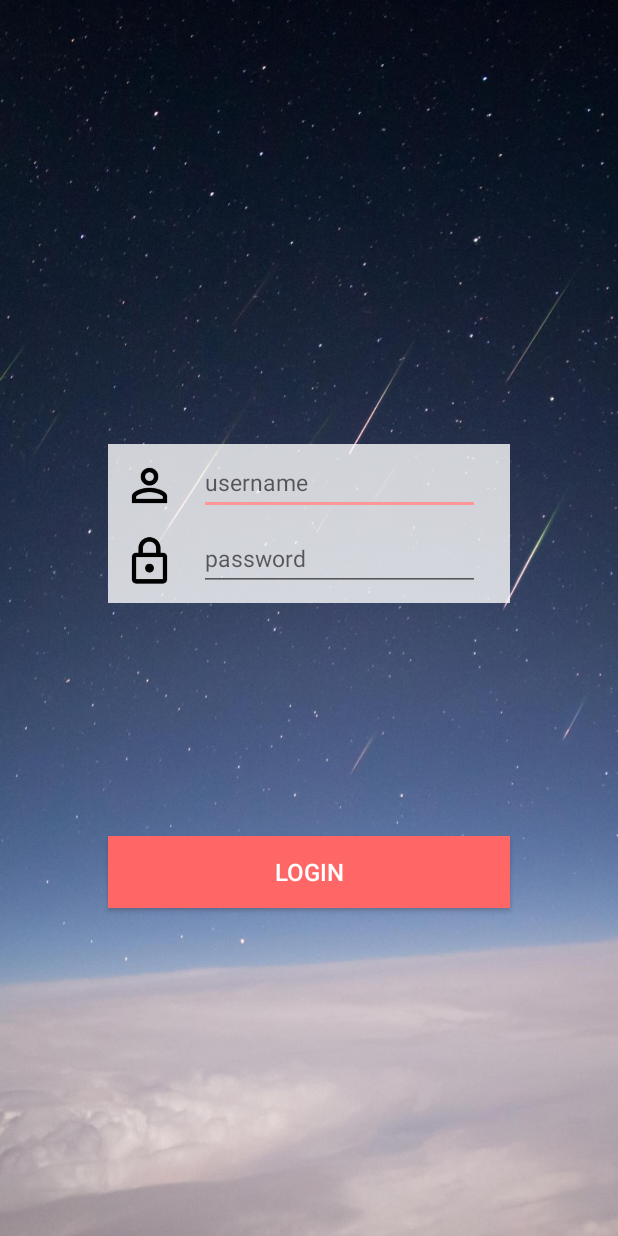
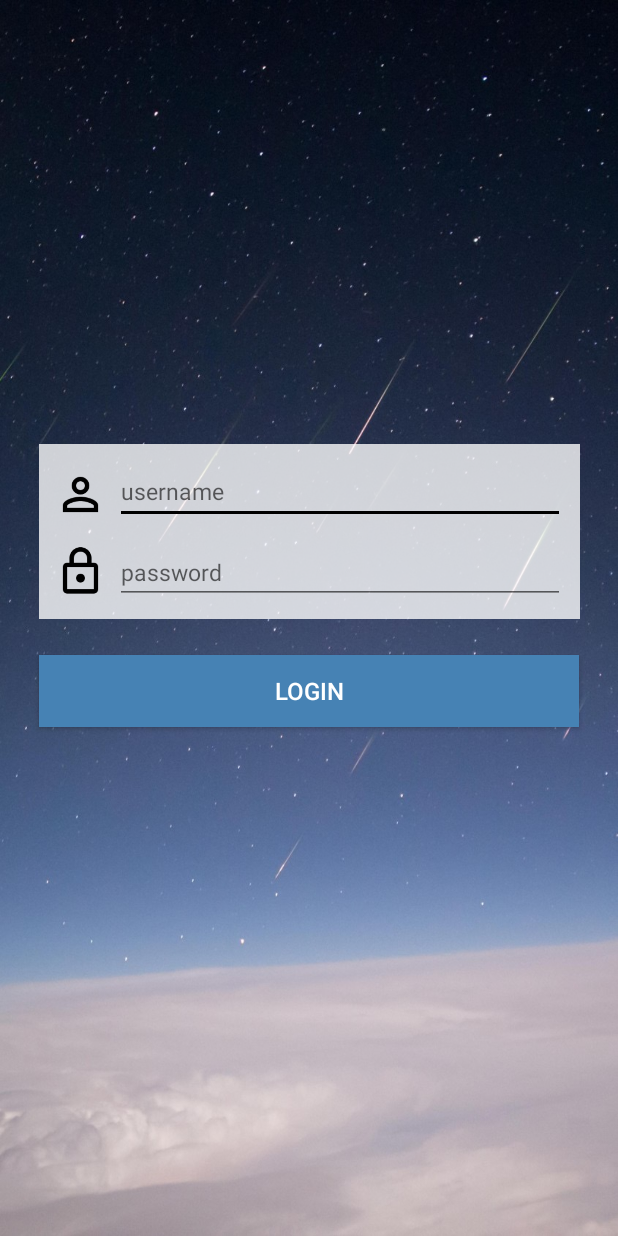
Before and after one commit to richardyjtian/memory-frame, an Android app: the SecondActivity screen opened directly, with no data from a screen before it, on a phone screen of 412 x 824 dp. Run offline under Robolectric (Android 15) with nearby library versions, the phone set to English and light mode, and no system bars.

Commit message:
changed color

```diff
--- a/GUI/frame/app/src/main/java/com/example/frame/SecondActivity.java
+++ b/GUI/frame/app/src/main/java/com/example/frame/SecondActivity.java
@@ -29,7 +29,7 @@ public class SecondActivity extends AppCompatActivity {
     float downX, downY;
     float screenWidth, screenHeight;
 
-    EditText username, password;
+    EditText username;
 
     @Override
     protected void onCreate(Bundle savedInstanceState) {
@@ -44,12 +44,10 @@ public class SecondActivity extends AppCompatActivity {
 
         View v1 = findViewById(R.id.bg2);
         v1.getBackground().setAlpha(200);
-        View v2 = findViewById(R.id.bgpwd);
-        v2.getBackground().setAlpha(200);
+
 
         loginBtn = (Button) findViewById(R.id.loginButton);
         username = (EditText) findViewById(R.id.username);
-        password = (EditText) findViewById(R.id.password);
 
         loginBtn.setOnClickListener(new View.OnClickListener() {
             @Override
@@ -67,13 +65,6 @@ public class SecondActivity extends AppCompatActivity {
             }
         });
 
-        username.setOnEditorActionListener(new TextView.OnEditorActionListener(){
-
-            @Override
-            public boolean onEditorAction(TextView v, int actionId, KeyEvent event) {
-                return (event.getKeyCode() == KeyEvent.KEYCODE_ENTER);
-            }
-        });
 
     }
 
--- a/GUI/frame/app/src/main/res/layout/activity_register.xml
+++ b/GUI/frame/app/src/main/res/layout/activity_register.xml
@@ -12,9 +12,8 @@
         xmlns:app="http://schemas.android.com/apk/res-auto"
         xmlns:tools="http://schemas.android.com/tools"
         android:id="@+id/bg4"
-        android:layout_width="0dp"
+        android:layout_width="wrap_content"
         android:layout_height="wrap_content"
-        app:layout_constraintWidth_percent="0.65"
         android:layout_marginTop="296dp"
         android:background="#FFFFFF"
         android:gravity="center"
@@ -122,11 +121,10 @@
 
     <Button
         android:id="@+id/submitButton"
-        android:layout_width="0dp"
+        android:layout_width="360dp"
         android:layout_height="48dp"
-        app:layout_constraintWidth_percent="0.65"
         android:layout_marginTop="24dp"
-        android:background="#FF6666"
+        android:background="#4682B4"
         android:text="SUBMIT"
         android:textSize="16sp"
         android:textColor="#FFFFFF"
--- a/GUI/frame/app/src/main/res/layout/activity_second.xml
+++ b/GUI/frame/app/src/main/res/layout/activity_second.xml
@@ -1,19 +1,20 @@
 <?xml version="1.0" encoding="utf-8"?>
-<android.support.constraint.ConstraintLayout xmlns:android="http://schemas.android.com/apk/res/android"
+<android.support.constraint.ConstraintLayout
+    xmlns:android="http://schemas.android.com/apk/res/android"
     xmlns:app="http://schemas.android.com/apk/res-auto"
     xmlns:tools="http://schemas.android.com/tools"
     android:id="@+id/bg"
+    android:orientation="vertical"
     android:layout_width="match_parent"
     android:layout_height="match_parent"
     android:background="@drawable/lbackground"
-    android:orientation="vertical"
     tools:context=".SecondActivity">
 
     <android.support.constraint.ConstraintLayout xmlns:android="http://schemas.android.com/apk/res/android"
         xmlns:app="http://schemas.android.com/apk/res-auto"
         xmlns:tools="http://schemas.android.com/tools"
         android:id="@+id/bg2"
-        android:layout_width="0dp"
+        android:layout_width="wrap_content"
         android:layout_height="wrap_content"
         android:layout_marginTop="296dp"
         android:background="#FFFFFF"
@@ -21,31 +22,28 @@
         app:layout_constraintEnd_toEndOf="parent"
         app:layout_constraintHorizontal_bias="0.5"
         app:layout_constraintStart_toStartOf="parent"
-        app:layout_constraintTop_toTopOf="parent"
-        app:layout_constraintWidth_percent="0.65">
+        app:layout_constraintTop_toTopOf="parent">
 
         <ImageView
             android:id="@+id/person"
             android:layout_width="35dp"
             android:layout_height="35dp"
+            android:layout_marginTop="16dp"
+            android:src="@drawable/outline_perm_identity_black_48dp"
+            android:layout_marginLeft="10dp"
             android:layout_marginStart="10dp"
-            android:layout_marginLeft="10dp"
-            android:layout_marginTop="10dp"
-            android:layout_marginBottom="5dp"
-            android:src="@drawable/outline_perm_identity_black_48dp"
             app:layout_constraintLeft_toLeftOf="@+id/bg2"
-            app:layout_constraintBottom_toBottomOf="@+id/bg2"
             app:layout_constraintStart_toStartOf="@+id/bg2"
             app:layout_constraintTop_toTopOf="@+id/bg2" />
 
         <EditText
             android:id="@+id/username"
-            android:layout_width="0dp"
+            android:layout_width="300dp"
             android:layout_height="43dp"
             android:layout_gravity="center"
             android:layout_marginStart="5dp"
             android:layout_marginLeft="5dp"
-            android:layout_marginTop="4dp"
+            android:layout_marginTop="10dp"
             android:layout_marginEnd="10dp"
             android:layout_marginRight="10dp"
             android:hint="username"
@@ -56,24 +54,7 @@
             app:layout_constraintLeft_toRightOf="@+id/person"
             app:layout_constraintRight_toRightOf="@id/bg2"
             app:layout_constraintStart_toEndOf="@id/person"
-            app:layout_constraintTop_toTopOf="@id/bg2"
-            app:layout_constraintWidth_percent="0.7" />
-
-    </android.support.constraint.ConstraintLayout>
-
-    <android.support.constraint.ConstraintLayout xmlns:android="http://schemas.android.com/apk/res/android"
-        xmlns:app="http://schemas.android.com/apk/res-auto"
-        xmlns:tools="http://schemas.android.com/tools"
-        android:id="@+id/bgpwd"
-        android:layout_width="0dp"
-        android:layout_height="wrap_content"
-        android:layout_marginStart="72dp"
-        android:layout_marginLeft="72dp"
-        android:background="#FFFFFF"
-        android:layout_marginTop="0dp"
-        app:layout_constraintStart_toStartOf="parent"
-        app:layout_constraintTop_toBottomOf="@id/bg2"
-        app:layout_constraintWidth_percent="0.65">
+            app:layout_constraintTop_toTopOf="@id/bg2" />
 
         <ImageView
             android:id="@+id/lock"
@@ -81,52 +62,51 @@
             android:layout_height="35dp"
             android:layout_marginStart="10dp"
             android:layout_marginLeft="10dp"
-            android:layout_marginTop="10dp"
-            android:layout_marginBottom="10dp"
+            android:layout_marginTop="16dp"
+            android:layout_marginBottom="13dp"
             android:src="@drawable/outline_lock_black_48dp"
-            app:layout_constraintLeft_toLeftOf="@+id/bgpwd"
-            app:layout_constraintStart_toStartOf="@+id/bgpwd"
-            app:layout_constraintTop_toTopOf="@+id/bgpwd"
-            app:layout_constraintBottom_toBottomOf="@id/bgpwd"/>
+            app:layout_constraintLeft_toLeftOf="@+id/bg2"
+            app:layout_constraintStart_toStartOf="@+id/bg2"
+            app:layout_constraintTop_toBottomOf="@+id/person" />
 
         <EditText
             android:id="@+id/password"
-            android:layout_width="0dp"
-            android:layout_height="43dp"
-            android:layout_gravity="center"
+            android:layout_width="300dp"
+            android:layout_height="38dp"
             android:layout_marginStart="5dp"
             android:layout_marginLeft="5dp"
-            android:layout_marginTop="4dp"
+            android:layout_marginTop="15dp"
             android:layout_marginEnd="10dp"
             android:layout_marginRight="10dp"
+            android:layout_marginBottom="10dp"
             android:hint="password"
-            android:maxLines="1"
-            android:textColor="@android:color/black"
+            android:inputType="textPassword"
+            android:singleLine="true"
             android:textSize="15sp"
-            app:layout_constraintEnd_toEndOf="@id/bgpwd"
+            app:layout_constraintBottom_toBottomOf="parent"
             app:layout_constraintLeft_toRightOf="@+id/lock"
-            app:layout_constraintRight_toRightOf="@id/bgpwd"
-            app:layout_constraintStart_toEndOf="@id/lock"
-            app:layout_constraintTop_toTopOf="@id/bgpwd"
-            app:layout_constraintWidth_percent="0.7" />
+            app:layout_constraintRight_toRightOf="@id/bg2"
+            app:layout_constraintEnd_toEndOf="@id/bg2"
+            app:layout_constraintTop_toBottomOf="@+id/username"
+            app:layout_constraintVertical_bias="0.0" />
 
     </android.support.constraint.ConstraintLayout>
 
     <Button
         android:id="@+id/loginButton"
-        android:layout_width="0dp"
+        android:layout_width="360dp"
         android:layout_height="48dp"
         android:layout_marginTop="24dp"
-        android:background="#FF6666"
+        android:background="#4682B4"
         android:text="LOGIN"
+        android:textSize="16sp"
         android:textColor="#FFFFFF"
-        android:textSize="16sp"
         app:layout_constraintBottom_toBottomOf="parent"
         app:layout_constraintEnd_toEndOf="parent"
+        app:layout_constraintHorizontal_bias="0.5"
         app:layout_constraintStart_toStartOf="parent"
         app:layout_constraintTop_toBottomOf="@+id/bg2"
-        app:layout_constraintVertical_bias="0.461"
-        app:layout_constraintWidth_percent="0.65" />
+        app:layout_constraintVertical_bias="0.0" />
 
 
 </android.support.constraint.ConstraintLayout>
--- a/GUI/frame/app/src/main/res/layout/activity_success.xml
+++ b/GUI/frame/app/src/main/res/layout/activity_success.xml
@@ -29,7 +29,7 @@
         android:layout_width="303dp"
         android:layout_height="49dp"
         android:layout_marginTop="400dp"
-        android:background="#FF6666"
+        android:background="#4682B4"
         android:text="start creating your first frame"
         android:textColor="#FFFFFF"
         app:layout_constraintEnd_toEndOf="parent"
--- a/GUI/frame/app/src/main/res/values/colors.xml
+++ b/GUI/frame/app/src/main/res/values/colors.xml
@@ -2,5 +2,5 @@
 <resources>
     <color name="colorPrimary">#6FB7B7</color>
     <color name="colorPrimaryDark">#000000</color>
-    <color name="colorAccent">#FF9797</color>
+    <color name="colorAccent">#000000</color>
 </resources>
```
